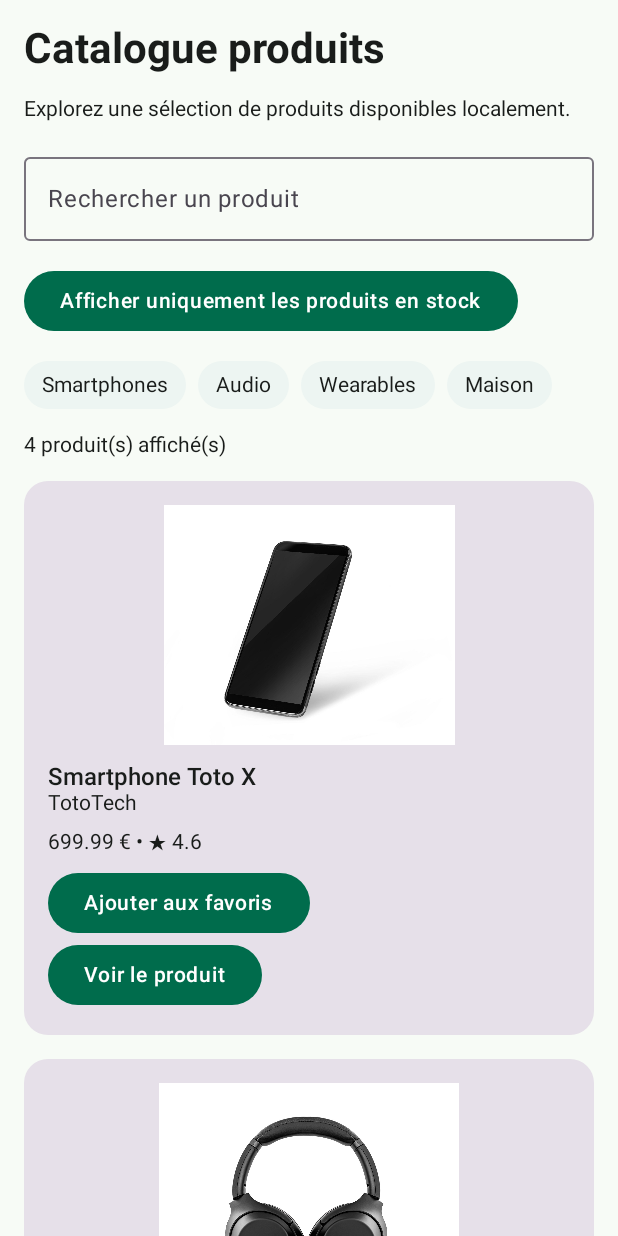
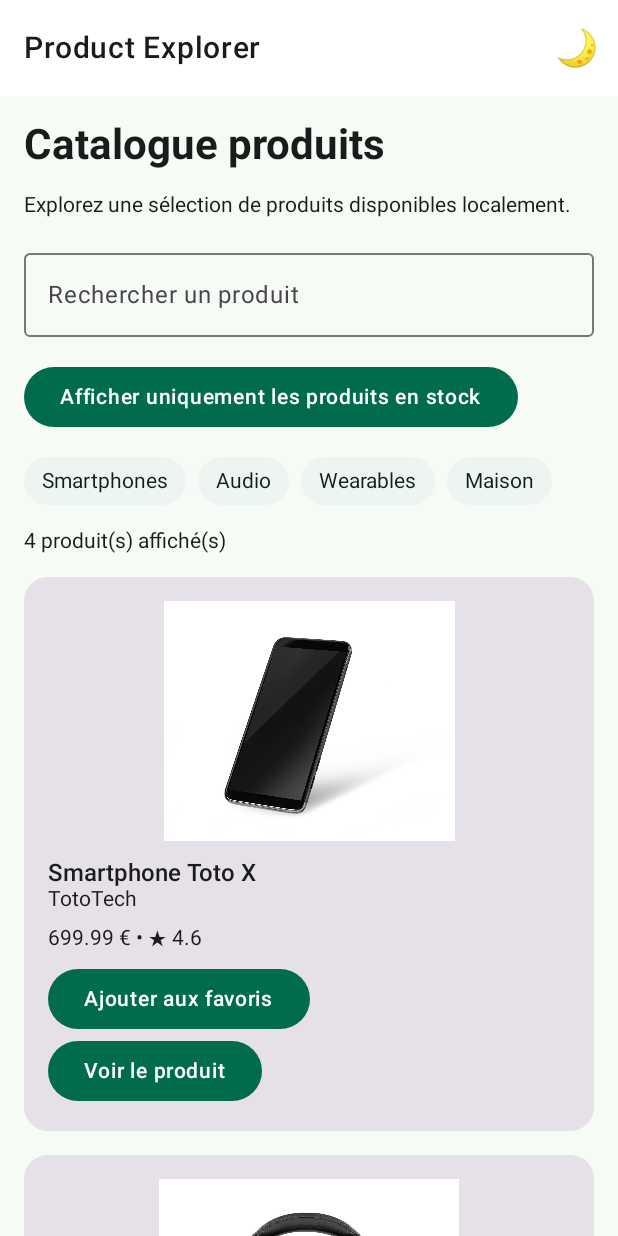
Before and after one commit to Zakia-KADI/ProductExplorer, an Android app built with Jetpack Compose: the screen it shows after launch (MainActivity), on a phone screen of 412 x 824 dp. Run offline under Robolectric (Android 15) with nearby library versions, the phone set to English and light mode, and no system bars.

Commit message:
Autonomie TP7 - Changement manuel du theme clair et sombre

```diff
--- a/app/src/main/java/com/example/productexplorer/MainActivity.kt
+++ b/app/src/main/java/com/example/productexplorer/MainActivity.kt
@@ -49,6 +49,11 @@ import androidx.compose.foundation.verticalScroll
 import androidx.annotation.DrawableRes
 import androidx.compose.ui.layout.ContentScale
 
+import androidx.compose.foundation.isSystemInDarkTheme
+import androidx.compose.material3.IconButton
+import androidx.compose.material3.TopAppBar
+import androidx.compose.material3.ExperimentalMaterial3Api
+import androidx.compose.foundation.background
 data class ProductUi(
     val id: Int,
     val title: String,
@@ -140,15 +145,40 @@ fun sampleCategories(): List<String> {
     )
 }
 
+// TP7 - Autonomie : changement manuel du thème
 class MainActivity : ComponentActivity() {
+    @OptIn(ExperimentalMaterial3Api::class)
     override fun onCreate(savedInstanceState: Bundle?) {
         super.onCreate(savedInstanceState)
         enableEdgeToEdge()
+        setContent {
+            val systemDarkTheme = isSystemInDarkTheme()
+            var darkTheme by rememberSaveable {
+                mutableStateOf(systemDarkTheme)
+            }
+            ProductExplorerTheme(darkTheme = darkTheme) {
+                Scaffold(
+                    modifier = Modifier.fillMaxSize(),
+                    topBar = {
+                        TopAppBar(
+                            title = {
+                                Text("Product Explorer")
+                            },
+                            actions = {
+                                IconButton(
+                                    onClick = {
+                                        darkTheme = !darkTheme
+                                    }
+                                ) {
+                                    Text(
+                                        text = if (darkTheme) "☀️" else "🌙",
+                                        style = MaterialTheme.typography.headlineSmall
+                                    )
+                                }
+                            }
+                        )
+                    }
 
-        setContent {
-            ProductExplorerTheme {
-                Scaffold(
-                    modifier = Modifier.fillMaxSize()
                 ) { innerPadding ->
                     ProductCatalogScreen(
                         products = sampleProducts(),
@@ -206,21 +236,25 @@ fun ProductCatalogScreen(
     }
 
     LazyColumn(
-        modifier = modifier.fillMaxSize(),
+        modifier = modifier
+            .fillMaxSize()
+            .background(MaterialTheme.colorScheme.background),
         contentPadding = PaddingValues(16.dp),
         verticalArrangement = Arrangement.spacedBy(16.dp)
     ) {
         item {
             Text(
                 text = "Catalogue produits",
-                style = MaterialTheme.typography.headlineMedium
+                style = MaterialTheme.typography.headlineMedium,
+                color = MaterialTheme.colorScheme.onBackground
             )
         }
 
         item {
             Text(
                 text = "Explorez une sélection de produits disponibles localement.",
-                style = MaterialTheme.typography.bodyMedium
+                style = MaterialTheme.typography.bodyMedium,
+                color = MaterialTheme.colorScheme.onBackground
             )
         }
 
@@ -260,7 +294,8 @@ fun ProductCatalogScreen(
         item {
             Text(
                 text = "${filteredProducts.size} produit(s) affiché(s)",
-                style = MaterialTheme.typography.bodyMedium
+                style = MaterialTheme.typography.bodyMedium,
+                color = MaterialTheme.colorScheme.onBackground
             )
         }
 
@@ -855,25 +890,35 @@ fun AddToCartButton(
     }
 }
 
-@Preview(showBackground = true)
+@Preview(showBackground = true, name = "Thème clair")
 @Composable
-fun ProductCatalogScreenPreview() {
-    ProductExplorerTheme {
-        ProductCatalogScreen(
-            products = sampleProducts(),
-            onProductClick = {}
-        )
+fun ProductCatalogScreenLightPreview() {
+    ProductExplorerTheme(darkTheme = false) {
+        Surface(
+            modifier = Modifier.fillMaxSize(),
+            color = MaterialTheme.colorScheme.background
+        ) {
+            ProductCatalogScreen(
+                products = sampleProducts(),
+                onProductClick = {}
+            )
+        }
     }
 }
 
-@Preview(showBackground = true)
+@Preview(showBackground = true, name = "Thème sombre")
 @Composable
-fun ProductHomeScreenPreview() {
-    ProductExplorerTheme {
-        ProductHomeScreen(
-            featuredProduct = sampleProduct(),
-            onFeaturedProductClick = {}
-        )
+fun ProductCatalogScreenDarkPreview() {
+    ProductExplorerTheme(darkTheme = true) {
+        Surface(
+            modifier = Modifier.fillMaxSize(),
+            color = MaterialTheme.colorScheme.background
+        ) {
+            ProductCatalogScreen(
+                products = sampleProducts(),
+                onProductClick = {}
+            )
+        }
     }
 }
 
@@ -995,3 +1040,43 @@ fun PromotionsSection(
         }
     }
 }
+
+@OptIn(ExperimentalMaterial3Api::class)
+@Preview(showBackground = true, name = "Changement de thème")
+@Composable
+fun ThemeSwitchPreview() {
+    var darkTheme by rememberSaveable {
+        mutableStateOf(false)
+    }
+
+    ProductExplorerTheme(darkTheme = darkTheme) {
+        Scaffold(
+            modifier = Modifier.fillMaxSize(),
+            topBar = {
+                TopAppBar(
+                    title = {
+                        Text("Product Explorer")
+                    },
+                    actions = {
+                        IconButton(
+                            onClick = {
+                                darkTheme = !darkTheme
+                            }
+                        ) {
+                            Text(
+                                text = if (darkTheme) "☀️" else "🌙",
+                                style = MaterialTheme.typography.headlineSmall
+                            )
+                        }
+                    }
+                )
+            }
+        ) { innerPadding ->
+            ProductCatalogScreen(
+                products = sampleProducts(),
+                onProductClick = {},
+                modifier = Modifier.padding(innerPadding)
+            )
+        }
+    }
+}
```
Also changed, not shown: 1 other file.
